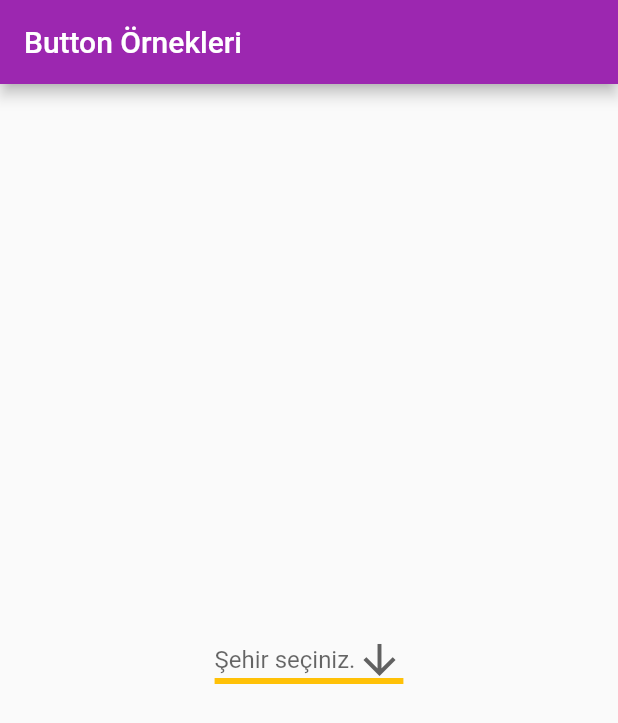
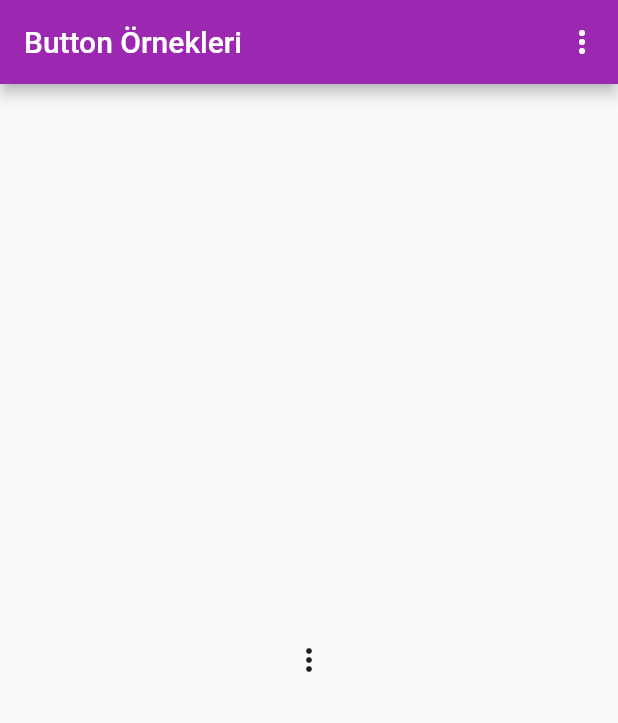
Before and after one commit to dehasuer/Flutter_practice_app, a Flutter app: the screen it shows after launch, on a phone screen of 412 x 824 dp. Shown: the top 723 px of the screen. Run offline on Flutter 3.47's test engine with Material 2 defaults, Android fonts, the phone set to English and light mode, and no system bars.

Commit message:
popupmenu added

```diff
--- a/lib/main.dart
+++ b/lib/main.dart
@@ -2,6 +2,7 @@ import 'package:flutter/material.dart';
 import 'package:flutter_temel_widgets/dropdown_buttons.dart';
 import 'package:flutter_temel_widgets/image_widgets.dart';
 import 'package:flutter_temel_widgets/my_counter_page.dart';
+import 'package:flutter_temel_widgets/popupmenu_kullanimi.dart';
 import 'package:flutter_temel_widgets/temel_button_turleri.dart';
 
 void main() {
@@ -28,8 +29,9 @@ class MyApp extends StatelessWidget {
       home: Scaffold(
         appBar: AppBar(
           title: Text("Button Örnekleri"),
+          actions: [PopupMenuKullanimi()],
         ),
-        body: DropDownButtonKullanimi(),
+        body: PopupMenuKullanimi(),
       ),
     );
   }
--- /dev/null
+++ b/lib/popupmenu_kullanimi.dart
@@ -0,0 +1,47 @@
+import 'package:flutter/material.dart';
+
+class PopupMenuKullanimi extends StatefulWidget {
+  const PopupMenuKullanimi({super.key});
+
+  @override
+  State<PopupMenuKullanimi> createState() => _PopupMenuKullanimiState();
+}
+
+class _PopupMenuKullanimiState extends State<PopupMenuKullanimi> {
+  String _secilenSehir = "Bursa";
+  List<String> renkler = ["Mavi", "Kırmızı", "Sarı", "Yeşil"];
+  @override
+  Widget build(BuildContext context) {
+    return Center(
+      child: PopupMenuButton<String>(
+        onSelected: (String sehir) {
+          setState(() {
+            _secilenSehir = sehir;
+          });
+        },
+        //child: Text(_secilenSehir),
+        itemBuilder: (BuildContext context) {
+          return renkler
+              .map(
+                (String renk) => PopupMenuItem(
+                  child: Text(renk),
+                  value: renk,
+                ),
+              )
+              .toList();
+          /* return <PopupMenuEntry<String>>[
+            PopupMenuItem(
+              child: Text("Ankara"),
+              value: "Ankara",
+            ),
+            PopupMenuItem(
+              child: Text("Bursa"),
+              value: "Bursa",
+            ),
+            PopupMenuItem(child: Text("Van"), value: "Van"),
+          ]; */
+        },
+      ),
+    );
+  }
+}
```
